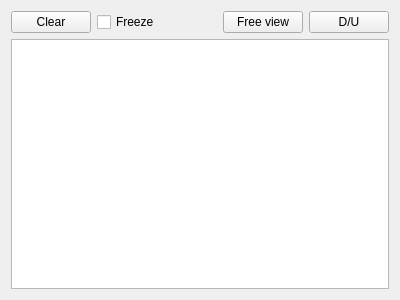
GENIVI/CANdevStudio, file src/components/canrawview/canrawview.ui: the form before one commit.
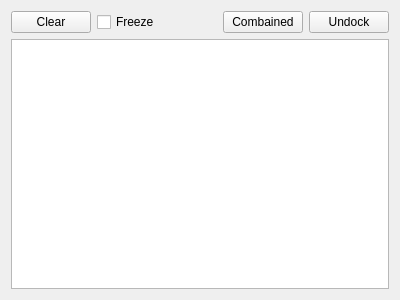
The form after the commit.

Commit message: Changing Dock/Undock and Combine buttons to checkable

```diff
--- a/src/components/canrawview/canrawview.ui
+++ b/src/components/canrawview/canrawview.ui
@@ -58,14 +58,20 @@
      <item>
       <widget class="QPushButton" name="pbToggleFilter">
        <property name="text">
-        <string>Free view</string>
+        <string>Combained</string>
+       </property>
+       <property name="checkable">
+        <bool>true</bool>
        </property>
       </widget>
      </item>
      <item>
       <widget class="QPushButton" name="pbDockUndock">
        <property name="text">
-        <string>D/U</string>
+        <string>Undock</string>
+       </property>
+       <property name="checkable">
+        <bool>true</bool>
        </property>
       </widget>
      </item>
```
The commit also changes 3 other files.
